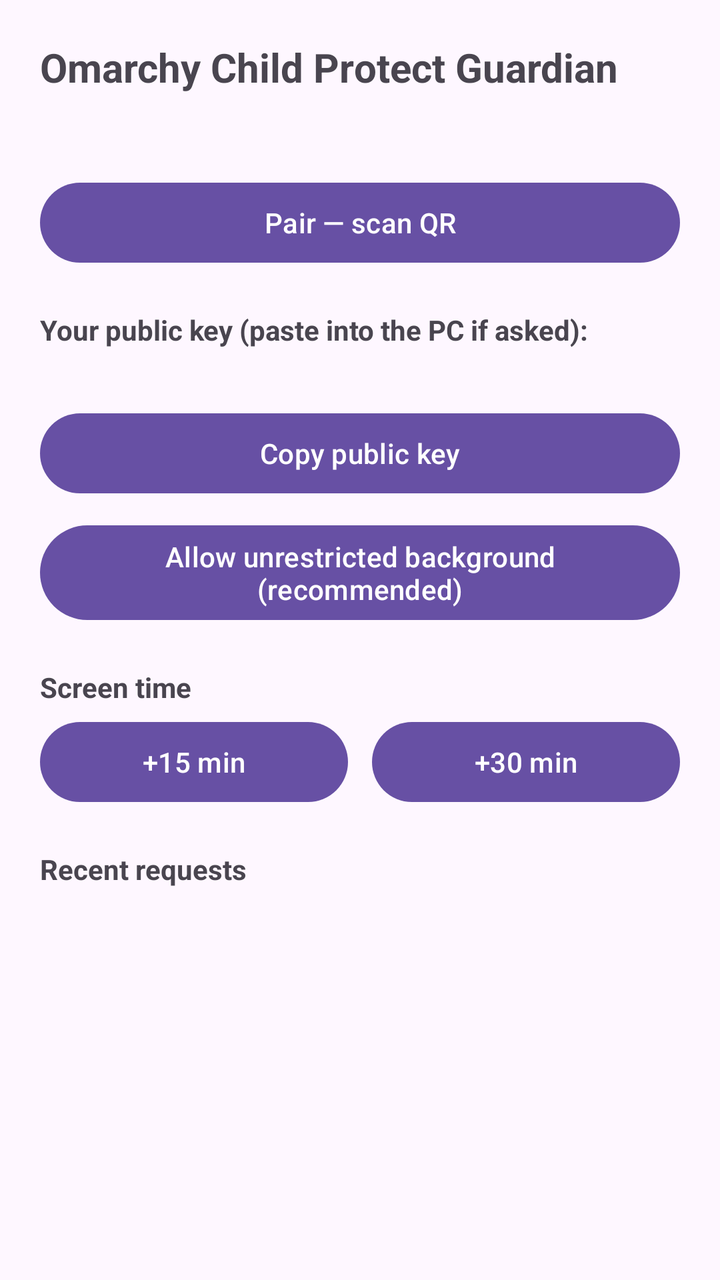
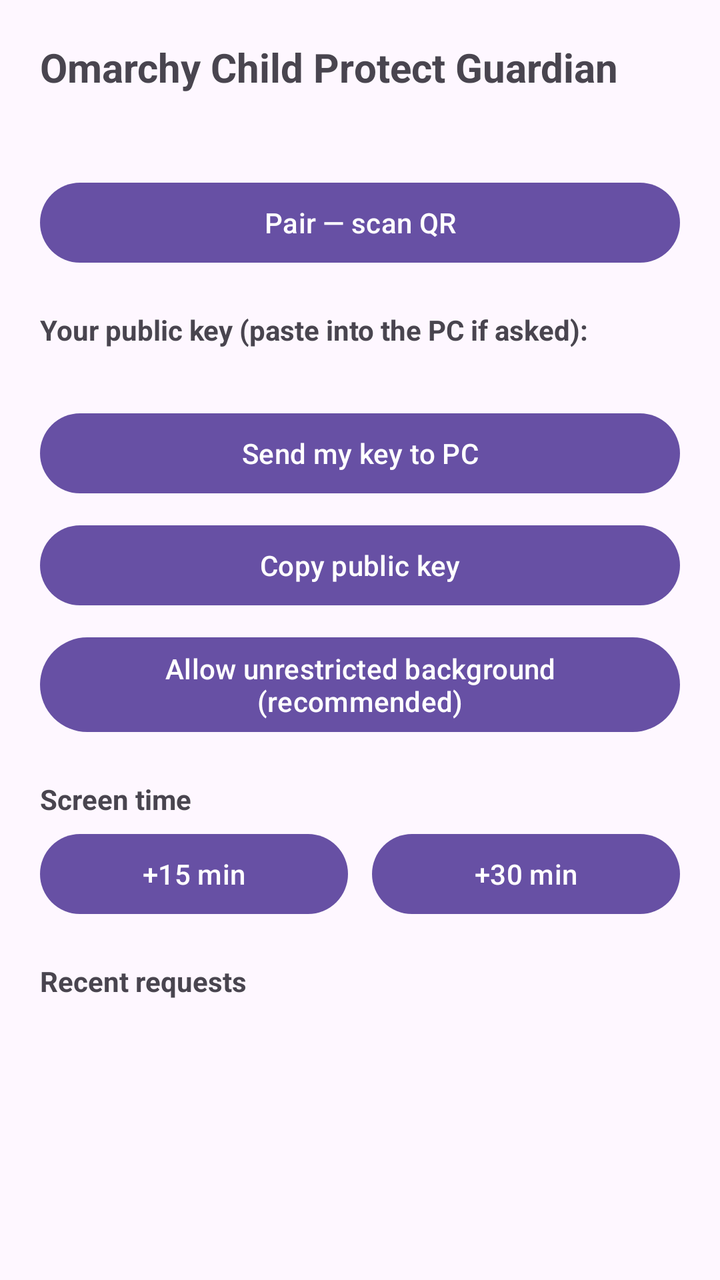

Compare the two renders of this Android layout. The source of the first and the diff that turns it into the second are given below.
<!-- AndroidManifest.xml: application theme Theme.Guardian -->
<!-- res/layout/activity_main.xml -->
<?xml version="1.0" encoding="utf-8"?>
<ScrollView xmlns:android="http://schemas.android.com/apk/res/android"
    android:layout_width="match_parent"
    android:layout_height="match_parent"
    android:fillViewport="true">

    <LinearLayout
        android:layout_width="match_parent"
        android:layout_height="wrap_content"
        android:orientation="vertical"
        android:padding="20dp">

        <TextView
            android:layout_width="wrap_content"
            android:layout_height="wrap_content"
            android:text="Omarchy Child Protect Guardian"
            android:textSize="20sp"
            android:textStyle="bold" />

        <TextView
            android:id="@+id/tvStatus"
            android:layout_width="match_parent"
            android:layout_height="wrap_content"
            android:layout_marginTop="4dp"
            android:textSize="15sp" />

        <Button
            android:id="@+id/btnScan"
            android:layout_width="match_parent"
            android:layout_height="wrap_content"
            android:layout_marginTop="16dp"
            android:text="Pair — scan QR" />

        <TextView
            android:layout_width="wrap_content"
            android:layout_height="wrap_content"
            android:layout_marginTop="20dp"
            android:text="Your public key (paste into the PC if asked):"
            android:textStyle="bold" />

        <TextView
            android:id="@+id/tvPubkey"
            android:layout_width="match_parent"
            android:layout_height="wrap_content"
            android:layout_marginTop="4dp"
            android:fontFamily="monospace"
            android:textIsSelectable="true"
            android:textSize="12sp" />

        <Button
            android:id="@+id/btnCopy"
            android:layout_width="match_parent"
            android:layout_height="wrap_content"
            android:layout_marginTop="8dp"
            android:text="Copy public key" />

        <Button
            android:id="@+id/btnBattery"
            android:layout_width="match_parent"
            android:layout_height="wrap_content"
            android:layout_marginTop="8dp"
            android:text="Allow unrestricted background (recommended)" />

        <TextView
            android:layout_width="wrap_content"
            android:layout_height="wrap_content"
            android:layout_marginTop="20dp"
            android:text="Screen time"
            android:textStyle="bold" />

        <LinearLayout
            android:layout_width="match_parent"
            android:layout_height="wrap_content"
            android:layout_marginTop="4dp"
            android:orientation="horizontal">

            <Button
                android:id="@+id/btnGrant15"
                android:layout_width="0dp"
                android:layout_height="wrap_content"
                android:layout_marginEnd="6dp"
                android:layout_weight="1"
                android:text="+15 min" />

            <Button
                android:id="@+id/btnGrant30"
                android:layout_width="0dp"
                android:layout_height="wrap_content"
                android:layout_marginStart="6dp"
                android:layout_weight="1"
                android:text="+30 min" />
        </LinearLayout>

        <TextView
            android:layout_width="wrap_content"
            android:layout_height="wrap_content"
            android:layout_marginTop="20dp"
            android:text="Recent requests"
            android:textStyle="bold" />

        <TextView
            android:id="@+id/tvHistory"
            android:layout_width="match_parent"
            android:layout_height="wrap_content"
            android:layout_marginTop="4dp"
            android:fontFamily="monospace"
            android:textSize="12sp" />
    </LinearLayout>
</ScrollView>
<!-- resources referenced by this layout -->
<resources>
  <style name="Theme.Guardian" parent="Theme.Material3.DayNight.NoActionBar" />
</resources>

<!-- the commit's change to res/layout/activity_main.xml (unified diff, before → after) -->
@@ -46,6 +46,13 @@
             android:fontFamily="monospace"
             android:textIsSelectable="true"
             android:textSize="12sp" />
+
+        <Button
+            android:id="@+id/btnSendKey"
+            android:layout_width="match_parent"
+            android:layout_height="wrap_content"
+            android:layout_marginTop="8dp"
+            android:text="Send my key to PC" />
 
         <Button
             android:id="@+id/btnCopy"
